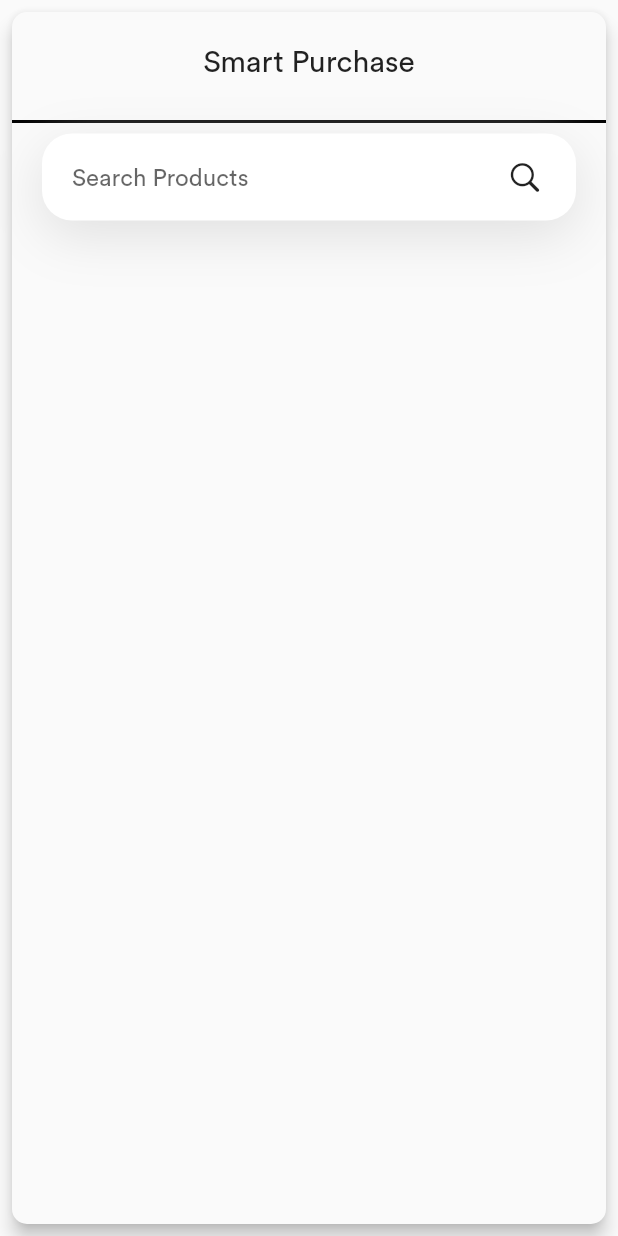
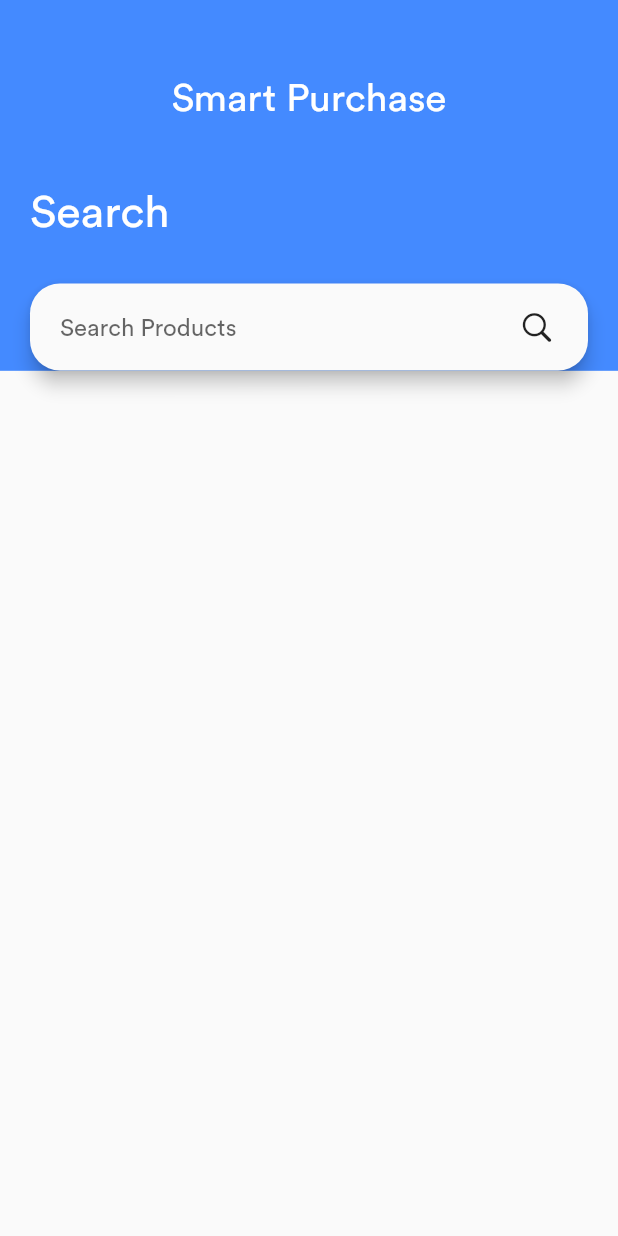
Before and after one commit to Thanoraj/smartpurchase, a Flutter app: the NewHomeScreen screen opened directly, after a tap on "Search", on a phone screen of 412 x 824 dp. Run offline on Flutter 3.47's test engine with Material 2 defaults, Android fonts, the phone set to English and light mode, and no system bars; our stand-ins replace cloud_firestore, firebase_auth, firebase_core, firebase_database, font_awesome_flutter, image_picker and 1 more; missing offline and left inert: dialogflow_grpc, sound_stream, tflite; accounts and stored records are empty; project files that could hold a hidden picture were left out.

Commit message:
second commit

```diff
--- a/lib/screens/home_page.dart
+++ b/lib/screens/home_page.dart
@@ -1,9 +1,9 @@
 import 'package:SmartPurchase/cart_screen.dart';
 import 'package:SmartPurchase/chat_screen.dart';
-import 'package:SmartPurchase/screens/location_screen.dart';
 import 'package:SmartPurchase/search_screen.dart';
 import 'package:SmartPurchase/widgets/my_button.dart';
 import 'package:firebase_auth/firebase_auth.dart';
+import 'package:flutter/cupertino.dart';
 import 'package:flutter/material.dart';
 
 class NewHomeScreen extends StatelessWidget {
@@ -13,57 +13,96 @@ class NewHomeScreen extends StatelessWidget {
   @override
   Widget build(BuildContext context) {
     return Scaffold(
-      body: SafeArea(
+      body: Stack(children: [
+        Container(
+          color: Color(0xfff5f5f5),
           child: Container(
-          child: Center(
+            height: MediaQuery.of(context).size.height * 0.3,
+            color: Colors.blueAccent,
+          ),
+        ),
+        Center(
+          child: Padding(
+            padding: const EdgeInsets.symmetric(horizontal: 20.0),
             child: Column(
+              crossAxisAlignment: CrossAxisAlignment.start,
               //mainAxisAlignment: MainAxisAlignment.center,
               children: [
                 Container(
                   padding: EdgeInsets.symmetric(vertical: 20),
                   child: Center(
+                    child: Padding(
+                      padding: const EdgeInsets.symmetric(vertical: 20.0),
                       child: Text(
                         'Smart Purchase',
                         style: TextStyle(
-                        fontSize: 20,
+                          fontSize: 26,
+                          color: Colors.white,
                         ),
                       ),
                     ),
                   ),
-                Divider(
-                  thickness: 2,
-                  color: Colors.black,
+                ),
+                // Divider(
+                //   thickness: 2,
+                //   color: Colors.black,
+                // ),
+                SizedBox(
+                  height: 30,
+                ),
+                Text(
+                  'Home',
+                  style: TextStyle(fontSize: 30, color: Colors.white),
                 ),
                 SizedBox(
                   height: 30,
                 ),
-                Center(
-                  child: Text(
-                    'Home',
-                    style: TextStyle(fontSize: 20),
+                GridView.count(
+                  padding: EdgeInsets.symmetric(vertical: 20, horizontal: 5),
+                  shrinkWrap: true,
+                  mainAxisSpacing: 20,
+                  crossAxisSpacing: 20,
+                  crossAxisCount: 2,
+                  children: [
+                    MyButton(
+                      activeColor: Colors.white,
+                      child: Column(
+                          mainAxisAlignment: MainAxisAlignment.spaceAround,
+                          children: [
+                            Image.asset(
+                              'assets/images/cart.png',
+                              width: 50,
+                              height: 50,
                             ),
+                            Text(
+                              'My Cart',
+                              style:
+                                  TextStyle(color: Colors.black, fontSize: 20),
                             ),
-                SizedBox(
-                  height: 150,
+                          ]),
+                      onTap: () {
+                        Navigator.push(
+                            context,
+                            MaterialPageRoute(
+                                builder: (context) => CartScreen()));
+                      },
                     ),
                     MyButton(
-                  child: Text(
-                    '  Cart  ',
-                    style: TextStyle(color: Colors.white, fontSize: 20),
-                  ),
-                  onTap: () {
-                    Navigator.push(context,
-                        MaterialPageRoute(builder: (context) => CartScreen()));
-                  },
-                ),
-                SizedBox(
+                      activeColor: Colors.white,
+                      child: Column(
+                          mainAxisAlignment: MainAxisAlignment.spaceAround,
+                          children: [
+                            Image.asset(
+                              'assets/images/search.png',
+                              width: 50,
                               height: 50,
                             ),
-                MyButton(
-                  child: Text(
+                            Text(
                               'Search',
-                    style: TextStyle(color: Colors.white, fontSize: 20),
+                              style:
+                                  TextStyle(color: Colors.black, fontSize: 20),
                             ),
+                          ]),
                       onTap: () {
                         Navigator.push(
                             context,
@@ -71,14 +110,22 @@ class NewHomeScreen extends StatelessWidget {
                                 builder: (context) => SearchScreen()));
                       },
                     ),
-                SizedBox(
+                    MyButton(
+                      activeColor: Colors.white,
+                      child: Column(
+                          mainAxisAlignment: MainAxisAlignment.spaceAround,
+                          children: [
+                            Image.asset(
+                              'assets/images/customer-support.png',
+                              width: 50,
                               height: 50,
                             ),
-                MyButton(
-                  child: Text(
-                    '  Chat  ',
-                    style: TextStyle(color: Colors.white, fontSize: 20),
+                            Text(
+                              'Chat',
+                              style:
+                                  TextStyle(color: Colors.black, fontSize: 20),
                             ),
+                          ]),
                       onTap: () {
                         Navigator.push(
                           context,
@@ -97,9 +144,11 @@ class NewHomeScreen extends StatelessWidget {
                     ),
                   ],
                 ),
+              ],
             ),
           ),
         ),
+      ]),
     );
   }
 }
--- a/lib/search_screen.dart
+++ b/lib/search_screen.dart
@@ -2,7 +2,6 @@ import 'package:SmartPurchase/widgets/my_button.dart';
 import 'package:cloud_firestore/cloud_firestore.dart';
 import 'package:flutter/cupertino.dart';
 import 'package:flutter/material.dart';
-import 'configuration.dart';
 import 'screens/location_screen.dart';
 
 class SearchScreen extends StatefulWidget {
@@ -29,16 +28,22 @@ class _SearchScreenState extends State<SearchScreen> {
         .get()
         .then((value) {
       value.docs.forEach((element) {
-        collections[element['query']] = element['results'];
+        List newList = element['results'];
+        //newList.addAll(element['results']);
+        //newList.addAll(element['results']);
+        collections[element['query']] = newList;
       });
+    }).catchError((e) {
+      print(e);
     });
-
     return collections;
   }
 
   List resultCollection = [];
 
   search(text) async {
+    print(collections);
+
     resultCollection = collections[text];
     print(resultCollection);
     resultCollection == null
@@ -52,53 +57,61 @@ class _SearchScreenState extends State<SearchScreen> {
   @override
   Widget build(BuildContext context) {
     return Scaffold(
-      body: SafeArea(
-        child: Padding(
-          padding: const EdgeInsets.all(8.0),
-          child: Material(
-            borderRadius: BorderRadius.circular(10),
-            elevation: 5,
+      body: Stack(children: [
+        Container(
+          color: Color(0xfff5f5f5),
           child: Container(
-              decoration: BoxDecoration(
-                borderRadius: BorderRadius.circular(10),
+            height: MediaQuery.of(context).size.height * 0.3,
+            color: Colors.blueAccent,
           ),
+        ),
+        Padding(
+          padding: const EdgeInsets.symmetric(horizontal: 20.0, vertical: 8),
           child: FutureBuilder(
               future: _getData,
               builder: (context, snapshot) {
                 if (snapshot.connectionState == ConnectionState.done) {
                   return Column(
+                    crossAxisAlignment: CrossAxisAlignment.start,
                     children: [
                       Container(
                         padding: EdgeInsets.symmetric(vertical: 20),
                         child: Center(
+                          child: Padding(
+                            padding: const EdgeInsets.symmetric(vertical: 20.0),
                             child: Text(
                               'Smart Purchase',
                               style: TextStyle(
-                                  fontSize: 20,
+                                fontSize: 26,
+                                color: Colors.white,
                               ),
                             ),
                           ),
                         ),
-                          Divider(
-                            thickness: 2,
-                            color: Colors.black,
                       ),
-                          Container(
-                            margin: EdgeInsets.symmetric(horizontal: 20),
-                            padding: EdgeInsets.symmetric(
-                                horizontal: 10, vertical: 5),
-                            decoration: BoxDecoration(
-                              color: Colors.white,
+                      Text(
+                        'Search',
+                        style: TextStyle(fontSize: 30, color: Colors.white),
+                      ),
+                      SizedBox(
+                        height: 30,
+                      ),
+                      Material(
                         borderRadius: BorderRadius.circular(20),
-                              boxShadow: customShadow,
-                            ),
+                        elevation: 5,
+                        child: Padding(
+                          padding: const EdgeInsets.symmetric(
+                              vertical: 5.0, horizontal: 10),
                           child: Row(
                             children: [
                               Expanded(
                                 child: TextField(
                                   controller: _controller,
                                   textInputAction: TextInputAction.search,
-                                    onSubmitted: (val) {},
+                                  onSubmitted: (val) {
+                                    search(
+                                        _controller.text.trim().toLowerCase());
+                                  },
                                   autofocus: false,
                                   decoration: InputDecoration(
                                     hintText: 'Search Products',
@@ -113,18 +126,20 @@ class _SearchScreenState extends State<SearchScreen> {
                               IconButton(
                                 icon: Icon(CupertinoIcons.search),
                                 onPressed: () {
-                                    search(
-                                        _controller.text.trim().toLowerCase());
+                                  search(_controller.text.trim().toLowerCase());
                                 },
                               ),
                             ],
                           ),
                         ),
+                      ),
+                      if (resultCollection.length > 0)
                         Expanded(
                           child: Padding(
-                              padding: const EdgeInsets.all(20.0),
+                            padding: const EdgeInsets.symmetric(vertical: 3),
                             child: Column(children: [
-                                Material(
+                              Expanded(
+                                child: Material(
                                   elevation: 5,
                                   child: Container(
                                     //height: 220,
@@ -224,7 +239,8 @@ class _SearchScreenState extends State<SearchScreen> {
                                     ),
                                   ),
                                 ),
-                                Spacer(),
+                              ),
+                              //Spacer(),
                             ]),
                           ),
                         ),
@@ -235,9 +251,7 @@ class _SearchScreenState extends State<SearchScreen> {
                 }
               }),
         ),
-          ),
-        ),
-      ),
+      ]),
     );
   }
 }
```
Also changed, not shown: lib/cart_screen.dart (+44 -36 lines), lib/chat_screen.dart (+22 -1 lines), lib/screens/location_screen.dart (+24 -1 lines), assets/images/cart.png (added), assets/images/customer-support.png (added), assets/images/search.png (added), 1 other file. Lines whose indentation alone changed are shown as unchanged.
